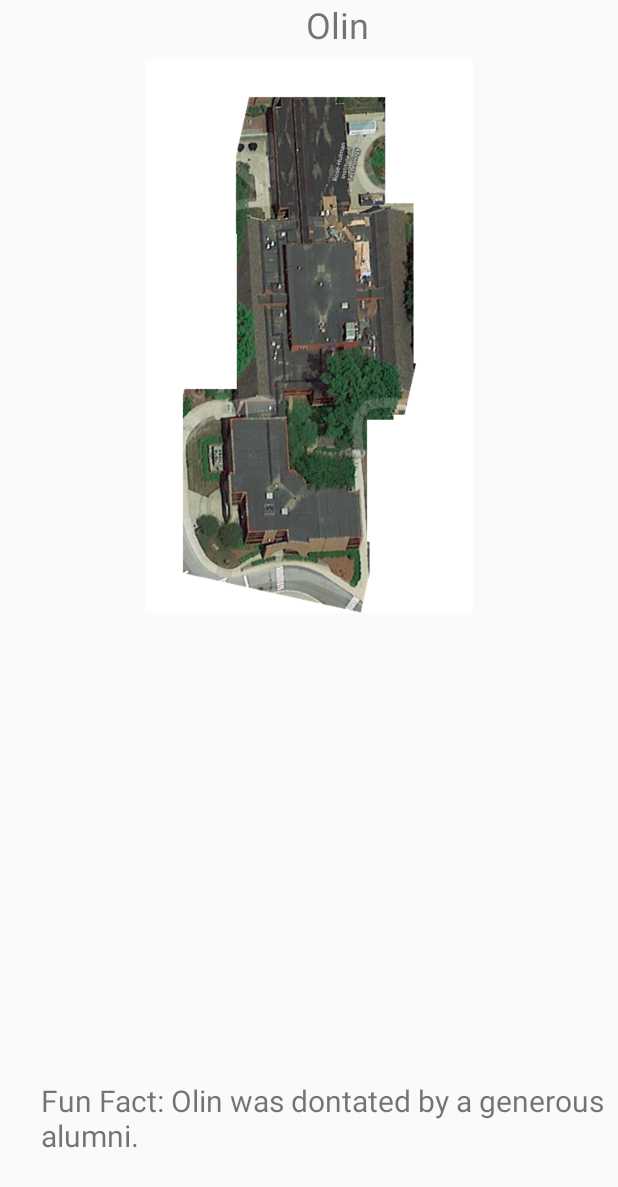
After one commit to jak524/CSSE483-RoseHulMAP, an Android app: the layout academic_hall.xml on its own in the app's theme, with its tools: preview values and no code run, on a phone screen of 412 x 824 dp. The commit adds this screen. Shown: the top 1187 px of the screen. Run offline under Robolectric (Android 15) with nearby library versions, the phone set to English and light mode, and no system bars.

Commit message:
Bryan Gish: Created Layout for second Figma layout (this is the layout for the map), also installed the google map layout widget

```diff
--- a/RoseHulMAP/app/build.gradle
+++ b/RoseHulMAP/app/build.gradle
@@ -31,4 +31,5 @@ dependencies {
     testImplementation 'junit:junit:4.12'
     androidTestImplementation 'com.android.support.test:runner:1.0.2'
     androidTestImplementation 'com.android.support.test.espresso:espresso-core:3.0.2'
+    implementation 'com.google.android.gms:play-services-maps:16.0.0'
 }
--- /dev/null
+++ b/RoseHulMAP/app/src/main/res/layout/academic_hall.xml
@@ -0,0 +1,32 @@
+<?xml version="1.0" encoding="utf-8"?>
+<RelativeLayout xmlns:android="http://schemas.android.com/apk/res/android"
+                android:layout_width="match_parent"
+                android:layout_height="match_parent">
+
+    <LinearLayout
+            android:layout_width="match_parent"
+            android:layout_height="wrap_content">
+
+    </LinearLayout>
+
+    <ImageView
+            android:layout_width="260dp"
+            android:layout_height="369dp"
+            android:src="@drawable/olin_aerial"
+            android:layout_centerHorizontal="true" android:layout_alignParentTop="true"
+            android:layout_marginTop="39dp"/>
+    <TextView
+            android:text="Olin"
+            android:layout_width="wrap_content"
+            android:layout_height="wrap_content"
+            android:layout_alignParentTop="true" android:id="@+id/textView7" android:layout_marginTop="0dp"
+            android:layout_alignParentEnd="true" android:textSize="24sp" android:layout_marginEnd="166dp"/>
+    <TextView
+            android:text="Fun Fact: Olin was dontated by a generous alumni."
+            android:layout_width="wrap_content"
+            android:layout_height="wrap_content" android:layout_alignParentStart="true"
+            android:layout_marginStart="27dp" android:layout_alignParentLeft="true"
+            android:layout_alignParentBottom="true" android:id="@+id/textView8" android:layout_marginBottom="53dp"
+            android:layout_marginLeft="27dp" android:textSize="20sp"/>
+
+</RelativeLayout>
--- a/RoseHulMAP/app/src/main/res/layout/home_screen.xml
+++ b/RoseHulMAP/app/src/main/res/layout/home_screen.xml
@@ -6,7 +6,7 @@
 
     <ImageView
             android:layout_width="731dp"
-            android:layout_height="516dp" app:srcCompat="@drawable/roseOld" tools:layout_editor_absoluteY="0dp"
+            android:layout_height="516dp" app:srcCompat="@drawable/rose_old" tools:layout_editor_absoluteY="0dp"
             tools:layout_editor_absoluteX="0dp" android:id="@+id/imageView2"/>
     <TextView
             android:text="My Rose \nMaps "
```
Also changed, not shown: RoseHulMAP/app/src/main/res/layout/google_map.xml (added, +30 -0 lines), RoseHulMAP/app/src/main/res/drawable/olin_aerial.png (added), RoseHulMAP/app/src/main/res/drawable/rose_google_maps.png (added), RoseHulMAP/app/src/main/res/drawable/rose_old.jpg (renamed from RoseHulMAP/app/src/main/res/drawable/roseOld.jpg).
